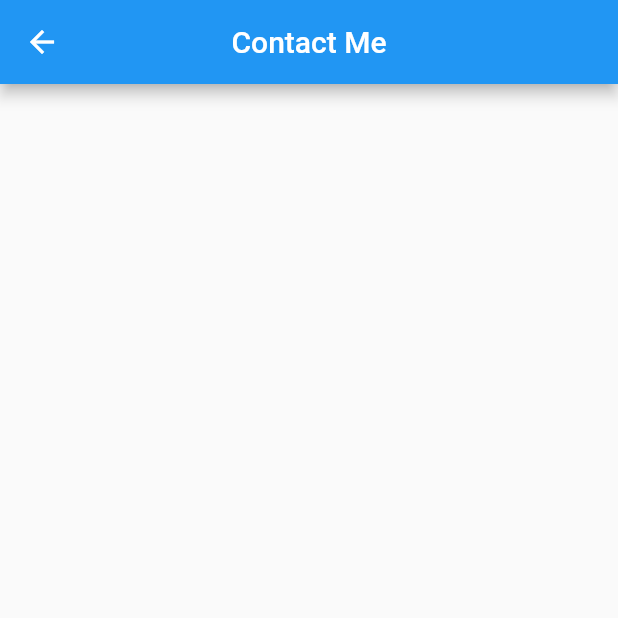
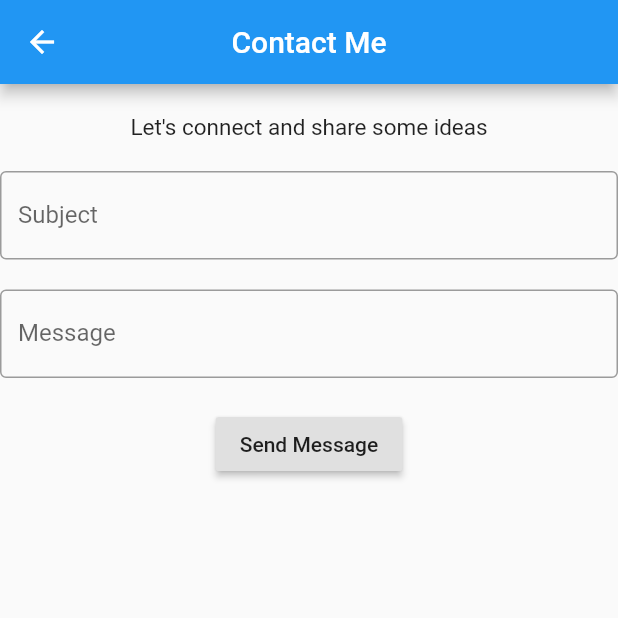
Before and after one commit to SurgicalSteel/flutter-playground, a Flutter app: the screen it shows after launch, in the side drawer, after a tap on "Contact Me", on a phone screen of 412 x 824 dp, the top half of it. Run offline on Flutter 3.47's test engine with Material 2 defaults, Android fonts, the phone set to English and light mode, and no system bars; network calls fail; Roboto replaces fonts that are missing (SegoeUI).

Commit message:
complete the Contact Me page
Complete contact me page.
Add dependency : url_launcer to launch send email from contact me page.

```diff
--- a/resume/lib/contactMePage.dart
+++ b/resume/lib/contactMePage.dart
@@ -1,6 +1,8 @@
-	import 'package:flutter/material.dart';
+import 'package:flutter/material.dart';
+import 'package:url_launcher/url_launcher.dart';
 
 class ContactMePage extends StatelessWidget {
+
 
   @override
   Widget build(BuildContext context) {
@@ -9,6 +11,107 @@ class ContactMePage extends StatelessWidget {
         title: new Text('Contact Me'),
         centerTitle: true,
       ),
+      body: ContactForm(),
     );
   }
 }
+
+class ContactForm extends StatefulWidget{
+  @override
+  ContactFormState createState() {
+    return ContactFormState();
+  }
+
+}
+
+class ContactFormState extends State<ContactForm>{
+  TextEditingController _subjectController = TextEditingController();
+  TextEditingController _messageController = TextEditingController();
+  final _formKey = GlobalKey<FormState>();
+
+  sendMessage() async{
+    if (_formKey.currentState.validate()) {
+      Scaffold.of(context).showSnackBar(
+        SnackBar(
+          content: Text('Sending message...')
+        )
+        );
+    }
+
+    final String _email = 'mailto:bangunnagoro@outlook.com'+
+        '?subject=' +
+        _subjectController.text +
+        '&body=' +
+        _messageController.text;
+    try {
+      await launch(_email);
+    } catch (e) {
+      print(e.toString());
+      Scaffold.of(context).showSnackBar(
+        SnackBar(
+          content: Text('Failed to send message.')
+        )
+        );
+    }
+  }
+  @override
+  Widget build(BuildContext context) {
+    return Form(
+      key: _formKey,
+      child: Column(
+        children: <Widget>[
+          Container(height: 20.0,),
+          Text(
+                'Let\'s connect and share some ideas',
+                softWrap: true,
+                textAlign:TextAlign.justify,
+                style: TextStyle(
+                  fontSize: 15.0,
+                  fontFamily: 'SegoeUI',
+                  fontWeight: FontWeight.w400,
+                  decoration: TextDecoration.none
+                ),
+              ),
+          Container(height: 20.0,),
+          TextFormField(
+            controller: _subjectController,
+            decoration: InputDecoration(
+              border:OutlineInputBorder(),
+              hintText: 'Subject',
+              labelText: 'Subject'
+            ),
+            keyboardType: TextInputType.text,
+            validator: (value){
+              if(value.isEmpty){
+                return 'Subject cannot be blank.';
+              }
+              return null;
+            },
+          ),
+          Container(height: 20.0,),
+          TextFormField(
+            controller: _messageController,
+            decoration: InputDecoration(
+              border:OutlineInputBorder(),
+              hintText: 'Message',
+              labelText: 'Message'),
+            keyboardType: TextInputType.multiline,
+            validator: (value){
+              if(value.isEmpty){
+                return 'Message cannot be blank.';
+              }
+              return null;
+            },
+            maxLines: null,
+          ),
+          Container(height: 20.0,),
+          RaisedButton(
+            child: Text('Send Message'),
+            onPressed: sendMessage
+          )
+        ],
+      ),
+    );
+  }
+
+}
--- a/resume/pubspec.yaml
+++ b/resume/pubspec.yaml
@@ -23,6 +23,8 @@ environment:
 dependencies:
   flutter:
     sdk: flutter
+
+  url_launcher: ^5.4.10
 
 
   # The following adds the Cupertino Icons font to your application.
```
Also changed, not shown: resume/pubspec.lock, 1 other file.
